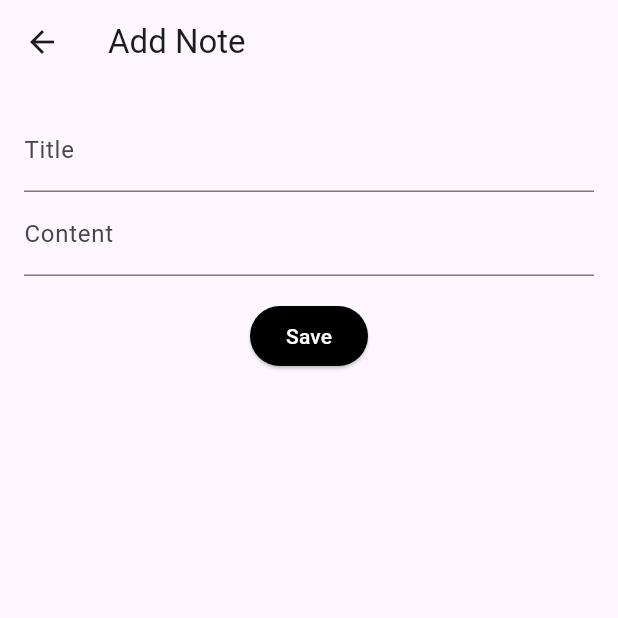
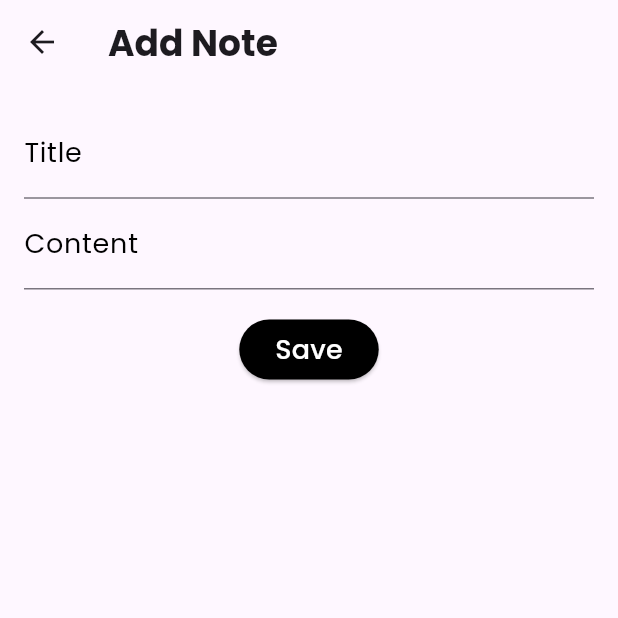
Before and after one commit to sineam0r/t2_2022110006, a Flutter app: the screen it shows after launch, after a tap on "Add New Note", on a phone screen of 412 x 824 dp, the top half of it. Run offline on Flutter 3.47's test engine with Material 3 defaults, Android fonts, the phone set to English and light mode, and no system bars; our stand-ins replace google_fonts, shared_preferences.

Commit message:
menambahkan fonts

```diff
--- a/lib/screens/home_screen.dart
+++ b/lib/screens/home_screen.dart
@@ -1,4 +1,5 @@
 import 'package:flutter/material.dart';
+import 'package:google_fonts/google_fonts.dart';
 import 'package:provider/provider.dart';
 import 'package:t2_2022110006/providers/note_provider.dart';
 import 'package:t2_2022110006/screens/manage_note_screen.dart';
@@ -17,7 +18,13 @@ class _HomeScreenState extends State<HomeScreen> {
   Widget build(BuildContext context) {
     return Scaffold(
       appBar: AppBar(
-        title: const Text('Notes App'),
+        title: Text(
+          'Notes App',
+          style: GoogleFonts.poppins(
+            fontSize: 24,
+            fontWeight: FontWeight.bold,
+          ),
+        ),
         actions: [
           IconButton(
             icon: const Icon(Icons.search),
@@ -44,8 +51,17 @@ class _HomeScreenState extends State<HomeScreen> {
               ),
             );
           },
-          label: const Text('Add New Note', style: TextStyle(color: Colors.white),),
-          icon: const Icon(Icons.add, color: Colors.white,),
+          label: Text(
+            'Add New Note',
+            style: GoogleFonts.poppins(
+              color: Colors.white,
+              fontSize: 18,
+            ),
+          ),
+          icon: const Icon(
+            Icons.add,
+            color: Colors.white,
+          ),
           backgroundColor: Colors.black,
         ),
       ),
@@ -66,7 +82,6 @@ class _HomeScreenState extends State<HomeScreen> {
               child: Text('No notes found'),
             );
           }
-
           return Padding(
             padding: const EdgeInsets.all(16),
             child: GridView.builder(
@@ -81,11 +96,17 @@ class _HomeScreenState extends State<HomeScreen> {
                   child: ListTile(
                     title: Text(
                       note.title,
-                      style: const TextStyle(
+                      style: GoogleFonts.poppins(
+                        fontSize: 18,
                         fontWeight: FontWeight.bold,
                       ),
                     ),
-                    subtitle: Text(note.content),
+                    subtitle: Text(
+                      note.content,
+                      style: GoogleFonts.poppins(
+                        fontSize: 16,
+                      ),
+                    ),
                     onTap: () => Navigator.push(
                       context,
                       MaterialPageRoute(
@@ -148,11 +169,17 @@ class NoteSearchDelegate extends SearchDelegate {
         return ListTile(
           title: Text(
             note.title,
-            style: const TextStyle(
+            style: GoogleFonts.poppins(
+              fontSize: 18,
               fontWeight: FontWeight.bold,
             ),
           ),
-          subtitle: Text(note.content),
+          subtitle: Text(
+            note.content,
+            style: GoogleFonts.poppins(
+              fontSize: 16,
+            ),
+          ),
           onTap: () => Navigator.push(
             context,
             MaterialPageRoute(
@@ -182,11 +209,17 @@ class NoteSearchDelegate extends SearchDelegate {
         return ListTile(
           title: Text(
             note.title,
-            style: const TextStyle(
+            style: GoogleFonts.poppins(
+              fontSize: 18,
               fontWeight: FontWeight.bold,
             ),
           ),
-          subtitle: Text(note.content),
+          subtitle: Text(
+            note.content,
+            style: GoogleFonts.poppins(
+              fontSize: 16,
+            ),
+          ),
           onTap: () => Navigator.push(
             context,
             MaterialPageRoute(
--- a/lib/screens/manage_note_screen.dart
+++ b/lib/screens/manage_note_screen.dart
@@ -1,4 +1,5 @@
 import 'package:flutter/material.dart';
+import 'package:google_fonts/google_fonts.dart';
 import 'package:provider/provider.dart';
 import 'package:t2_2022110006/models/note.dart';
 import 'package:t2_2022110006/providers/note_provider.dart';
@@ -22,7 +23,13 @@ class ManageNoteScreen extends StatelessWidget {
 
     return Scaffold(
       appBar: AppBar(
-        title: Text(isEdit ? 'Edit Note' : 'Add Note'),
+        title: Text(
+          isEdit ? 'Edit Note' : 'Add Note',
+          style: GoogleFonts.poppins(
+            fontSize: 24,
+            fontWeight: FontWeight.bold,
+          ),
+        ),
         actions: isEdit
           ? [
               IconButton(
@@ -41,22 +48,42 @@ class ManageNoteScreen extends StatelessWidget {
           children: [
             TextField(
               controller: titleController,
-              decoration: const InputDecoration(
-                labelText: 'Title'
+              decoration: InputDecoration(
+                labelText: 'Title',
+                labelStyle: GoogleFonts.poppins(
+                  fontSize: 18,
+                  color: Colors.black,
+                ),
+                focusedBorder: const UnderlineInputBorder(
+                  borderSide: BorderSide(color: Colors.black),
+                ),
+              ),
+              style: GoogleFonts.poppins(
+                fontSize: 18,
+                color: Colors.black,
               ),
             ),
             TextField(
               controller: contentController,
-              decoration: const InputDecoration(
-                labelText: 'Content'
+              decoration: InputDecoration(
+                labelText: 'Content',
+                labelStyle: GoogleFonts.poppins(
+                  fontSize: 18,
+                  color: Colors.black,
+                ),
+                focusedBorder: const UnderlineInputBorder(
+                  borderSide: BorderSide(color: Colors.black),
+                ),
+              ),
+              style: GoogleFonts.poppins(
+                fontSize: 18,
+                color: Colors.black,
               ),
             ),
             const SizedBox(height: 16),
             ElevatedButton(
-              style: (
-                ElevatedButton.styleFrom(
-                  backgroundColor: Colors.black
-                )
+              style: ElevatedButton.styleFrom(
+                backgroundColor: Colors.black
               ),
               onPressed: () {
                 final title = titleController.text;
@@ -81,10 +108,16 @@ class ManageNoteScreen extends StatelessWidget {
 
                 Navigator.pop(context);
               },
-              child: const Text('Save', style: TextStyle(color: Colors.white),),
+              child: Text(
+                'Save',
+                style: GoogleFonts.poppins(
+                  fontSize: 18,
+                  color: Colors.white,
+                ),
+              ),
             )
           ],
-        )
+        ),
       ),
     );
   }
--- a/pubspec.yaml
+++ b/pubspec.yaml
@@ -32,6 +32,7 @@ dependencies:
     sdk: flutter
   provider: ^6.1.2
   shared_preferences: ^2.0.15
+  google_fonts: ^6.2.1
 
 
   # The following adds the Cupertino Icons font to your application.
```
Also changed, not shown: pubspec.lock.
